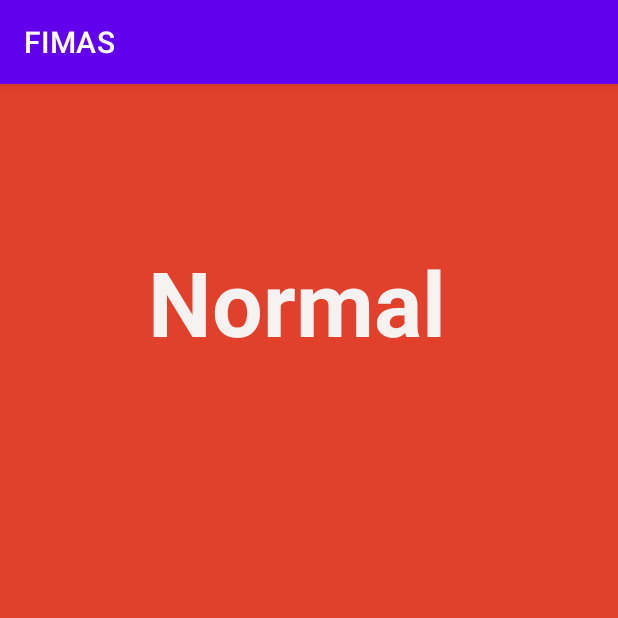
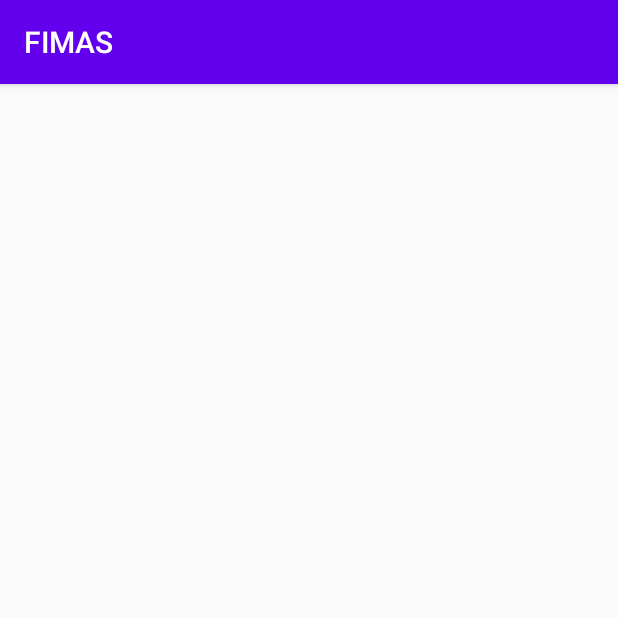
Before and after one commit to Mcglonec2/355-Android-Project, an Android app: the DifficultyScreen screen opened directly, with no data from a screen before it, on a phone screen of 412 x 824 dp, the top half of it. Run offline under Robolectric (Android 15) with nearby library versions, the phone set to English and light mode, and no system bars.

Commit message:
Reset Screens / Added BG assets

```diff
--- a/app/src/main/AndroidManifest.xml
+++ b/app/src/main/AndroidManifest.xml
@@ -8,9 +8,10 @@
         android:label="@string/app_name"
         android:roundIcon="@mipmap/ic_launcher_round"
         android:supportsRtl="true"
-        android:theme="@style/Theme.FIMAS">
+        android:theme="@style/FIMAS">
         <activity
             android:name=".MainActivity"
+            android:theme="@style/FIMAS.noActionBar"
             android:exported="true"
             android:screenOrientation="userLandscape">
             <intent-filter>
--- a/app/src/main/java/com/example/fimas/MainActivity.java
+++ b/app/src/main/java/com/example/fimas/MainActivity.java
@@ -18,7 +18,7 @@ public class MainActivity extends AppCompatActivity {
         setContentView(R.layout.activity_main);
         Log.d(TAG, "onCreate: Starting");
 
-        Button play = (Button) findViewById(R.id.playButton);
+        /* Button play = (Button) findViewById(R.id.playButton);
         play.setOnClickListener(new View.OnClickListener() {
             @Override
             public void onClick(View view) {
@@ -38,6 +38,6 @@ public class MainActivity extends AppCompatActivity {
                 Intent intent = new Intent(MainActivity.this, ScoresScreen.class);
                 startActivity(intent);
             }
-        });
+        }); */
     }
 }
--- a/app/src/main/res/layout-land/difficulty_screen.xml
+++ /dev/null
@@ -1,23 +0,0 @@
-<?xml version="1.0" encoding="utf-8"?>
-<androidx.constraintlayout.widget.ConstraintLayout xmlns:android="http://schemas.android.com/apk/res/android"
-    xmlns:app="http://schemas.android.com/apk/res-auto"
-    xmlns:tools="http://schemas.android.com/tools"
-    android:layout_width="match_parent"
-    android:layout_height="match_parent"
-    android:background="#E1402B">
-
-    <TextView
-        android:id="@+id/textView2"
-        android:layout_width="214dp"
-        android:layout_height="88dp"
-        android:text="Normal"
-        android:textColor="#F6F2F2"
-        android:textSize="60sp"
-        android:textStyle="bold"
-        app:layout_constraintBottom_toBottomOf="parent"
-        app:layout_constraintEnd_toEndOf="parent"
-        app:layout_constraintHorizontal_bias="0.497"
-        app:layout_constraintStart_toStartOf="parent"
-        app:layout_constraintTop_toTopOf="parent"
-        app:layout_constraintVertical_bias="0.154" />
-</androidx.constraintlayout.widget.ConstraintLayout>
--- a/app/src/main/res/layout/difficulty_screen.xml
+++ b/app/src/main/res/layout/difficulty_screen.xml
@@ -1,23 +1,6 @@
 <?xml version="1.0" encoding="utf-8"?>
 <androidx.constraintlayout.widget.ConstraintLayout xmlns:android="http://schemas.android.com/apk/res/android"
-    xmlns:app="http://schemas.android.com/apk/res-auto"
-    xmlns:tools="http://schemas.android.com/tools"
     android:layout_width="match_parent"
-    android:layout_height="match_parent"
-    android:background="#E1402B">
+    android:layout_height="match_parent">
 
-    <TextView
-        android:id="@+id/textView2"
-        android:layout_width="214dp"
-        android:layout_height="88dp"
-        android:text="Normal"
-        android:textColor="#F6F2F2"
-        android:textSize="60sp"
-        android:textStyle="bold"
-        app:layout_constraintBottom_toBottomOf="parent"
-        app:layout_constraintEnd_toEndOf="parent"
-        app:layout_constraintHorizontal_bias="0.497"
-        app:layout_constraintStart_toStartOf="parent"
-        app:layout_constraintTop_toTopOf="parent"
-        app:layout_constraintVertical_bias="0.154" />
 </androidx.constraintlayout.widget.ConstraintLayout>
--- a/app/src/main/res/values-night/themes.xml
+++ /dev/null
@@ -1,16 +0,0 @@
-<resources xmlns:tools="http://schemas.android.com/tools">
-    <!-- Base application theme. -->
-    <style name="Theme.FIMAS" parent="Theme.MaterialComponents.DayNight.DarkActionBar">
-        <!-- Primary brand color. -->
-        <item name="colorPrimary">@color/purple_200</item>
-        <item name="colorPrimaryVariant">@color/purple_700</item>
-        <item name="colorOnPrimary">@color/black</item>
-        <!-- Secondary brand color. -->
-        <item name="colorSecondary">@color/teal_200</item>
-        <item name="colorSecondaryVariant">@color/teal_200</item>
-        <item name="colorOnSecondary">@color/black</item>
-        <!-- Status bar color. -->
-        <item name="android:statusBarColor" tools:targetApi="l">?attr/colorPrimaryVariant</item>
-        <!-- Customize your theme here. -->
-    </style>
-</resources>
--- /dev/null
+++ b/app/src/main/res/values/style.xml
@@ -0,0 +1,14 @@
+<?xml version="1.0" encoding="utf-8"?>
+<resources>
+
+    <style name="FIMAS" parent="Theme.AppCompat.DayNight.DarkActionBar">
+        <item name="colorPrimary">@color/design_default_color_primary</item>
+        <item name="colorPrimaryDark">@color/design_default_color_primary_dark</item>
+        <item name="colorAccent">@color/black</item>
+    </style>
+
+    <style name="FIMAS.noActionBar">
+        <item name="windowNoTitle">true</item>
+        <item name="windowActionBar">false</item>
+    </style>
+</resources>
--- a/app/src/main/res/values/themes.xml
+++ /dev/null
@@ -1,16 +0,0 @@
-<resources xmlns:tools="http://schemas.android.com/tools">
-    <!-- Base application theme. -->
-    <style name="Theme.FIMAS" parent="Theme.MaterialComponents.DayNight.DarkActionBar">
-        <!-- Primary brand color. -->
-        <item name="colorPrimary">@color/purple_500</item>
-        <item name="colorPrimaryVariant">@color/purple_700</item>
-        <item name="colorOnPrimary">@color/white</item>
-        <!-- Secondary brand color. -->
-        <item name="colorSecondary">@color/teal_200</item>
-        <item name="colorSecondaryVariant">@color/teal_700</item>
-        <item name="colorOnSecondary">@color/black</item>
-        <!-- Status bar color. -->
-        <item name="android:statusBarColor" tools:targetApi="l">?attr/colorPrimaryVariant</item>
-        <!-- Customize your theme here. -->
-    </style>
-</resources>
```
Also changed, not shown: app/src/main/res/layout-land/activity_main.xml (deleted, +0 -54 lines), app/src/main/res/layout-land/scores_screen.xml (deleted, +0 -23 lines), app/src/main/res/layout/activity_main.xml (+3 -44 lines), app/src/main/res/layout/scores_screen.xml (+1 -18 lines), app/src/main/res/drawable-v24/Blue.png (added), app/src/main/res/drawable-v24/Green.png (added), app/src/main/res/drawable-v24/Grey.png (added), app/src/main/res/drawable-v24/Orange.png (added), app/src/main/res/drawable-v24/Purple.png (added), app/src/main/res/drawable-v24/Red.png (added), app/src/main/res/drawable-v24/Yellow.png (added).
